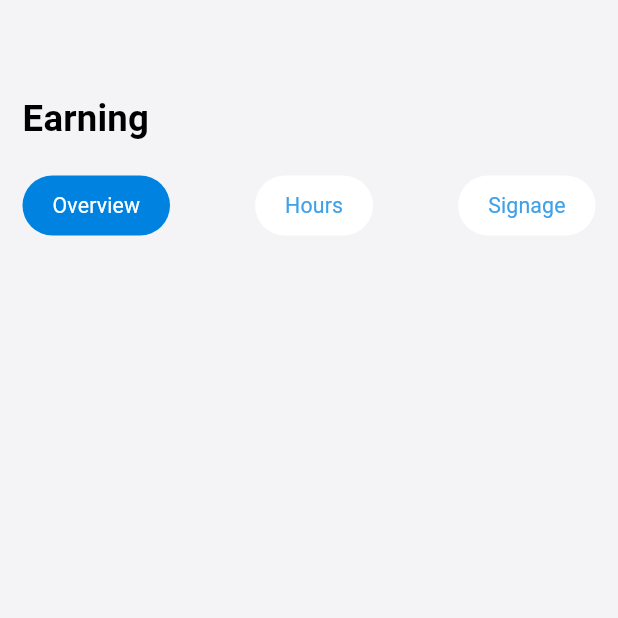
After one commit to sohanthink/cenith-merchant, a Flutter app: the EarningView screen opened directly, on a phone screen of 412 x 824 dp, the top half of it. The commit adds this screen. Run offline on Flutter 3.47's test engine with Material 3 defaults, Android fonts, the phone set to English and light mode, and no system bars; our stand-ins replace flutter_screenutil, flutter_svg, get, intl_phone_field, table_calendar; missing offline and left inert: mobile_scanner; project files that could hold a hidden picture were left out.

Commit message:
fix some bugs

```diff
--- /dev/null
+++ b/lib/features/earnings/view/earning_view.dart
@@ -0,0 +1,74 @@
+import 'package:cenith_marchent/features/earnings/view/overview.dart';
+import 'package:flutter/material.dart';
+
+import '../../../core/constants/app_colors.dart';
+import '../../../core/theme/text_theme.dart';
+class EarningView extends StatefulWidget {
+  const EarningView({super.key});
+
+  @override
+  State<EarningView> createState() => _EarningViewState();
+}
+
+class _EarningViewState extends State<EarningView> {
+  int selectedIndex = 0;
+  List<Widget>tabs =[Overview()];
+  @override
+  Widget build(BuildContext context) {
+    return Scaffold(
+      backgroundColor: AppColors.scaffoldColor,
+      body: Padding(
+        padding: const EdgeInsets.symmetric(horizontal: 15),
+        child: Column(
+          crossAxisAlignment: CrossAxisAlignment.start,
+          children: [
+            SizedBox(height: 60,),
+            Text('Earning',style: fontSize24(context)!.copyWith(color: Colors.black,fontWeight: FontWeight.w600),),
+            SizedBox(height: 20,),
+            buildMenuSection(context),
+            SizedBox(height: 20,),
+
+          ],
+        ),
+      ),
+    );
+  }
+  Widget buildMenuSection(BuildContext context) {
+    return Row(
+      mainAxisAlignment: MainAxisAlignment.spaceBetween,
+      children: ['Overview', 'Hours', 'Signage'].asMap().entries.map((
+          item,
+          ) {
+        return GestureDetector(
+          onTap: () {
+            selectedIndex = item.key;
+            //TODO: remove the setState when fetch the api
+            setState(() {});
+          },
+          child: Container(
+            decoration: BoxDecoration(
+              color: item.key == selectedIndex
+                  ? AppColors.themColor
+                  : Colors.white,
+              borderRadius: BorderRadius.circular(20),
+            ),
+            child: Padding(
+              padding: const EdgeInsets.symmetric(
+                horizontal: 20,
+                vertical: 10,
+              ),
+              child: Text(
+                item.value,
+                style: fontSize14(context)!.copyWith(
+                  color: item.key == selectedIndex
+                      ? Colors.white
+                      : null,
+                ),
+              ),
+            ),
+          ),
+        );
+      }).toList(),
+    );
+  }
+}
--- /dev/null
+++ b/lib/features/earnings/view/overview.dart
@@ -0,0 +1,16 @@
+import 'package:flutter/material.dart';
+class Overview extends StatefulWidget {
+  const Overview({super.key});
+
+  @override
+  State<Overview> createState() => _OverviewState();
+}
+
+class _OverviewState extends State<Overview> {
+  @override
+  Widget build(BuildContext context) {
+    return Scaffold(
+
+    );
+  }
+}
--- a/lib/features/main_bottom_nav/view_model/main_bottm_nav_view_model.dart
+++ b/lib/features/main_bottom_nav/view_model/main_bottm_nav_view_model.dart
@@ -1,10 +1,10 @@
 import 'package:cenith_marchent/core/constants/asstes_path/icons_path.dart';
 import 'package:cenith_marchent/features/booking/view/booking_view.dart';
 import 'package:cenith_marchent/features/home/view/home_view.dart';
-import 'package:cenith_marchent/features/more/view/profile_view.dart';
+import 'package:cenith_marchent/features/store/view/storeview.dart';
 import 'package:flutter/material.dart';
 import 'package:get/get.dart';
-
+import '../../earnings/view/earning_view.dart';
 import '../widgets/custom_nav_bar.dart';
 
 class MainBottomNavViewModel extends GetxController {
@@ -33,7 +33,13 @@ class MainBottomNavViewModel extends GetxController {
     ),
   ];
 
-  List<Widget> screens = [HomeView(), BookingView(), HomeView(), HomeView(),ProfileView()];
+  List<Widget> screens = [
+    HomeView(),
+    BookingView(),
+    StoreView(),
+    EarningView(),
+    HomeView(),
+  ];
 
   onchange(int index) {
     selectedIndex = index;
--- a/lib/features/main_bottom_nav/widgets/custom_nav_bar.dart
+++ b/lib/features/main_bottom_nav/widgets/custom_nav_bar.dart
@@ -33,6 +33,9 @@ class CustomNavBar extends StatelessWidget {
         children: destinations.asMap().entries.map((item) {
           return GestureDetector(
             onTap: () => onDestinationSelected(item.key),
+            child: Container(
+              color: Colors.white,
+              padding: EdgeInsets.all(10),
               child: Column(
                 mainAxisAlignment: MainAxisAlignment.center,
                 crossAxisAlignment: CrossAxisAlignment.center,
@@ -66,6 +69,7 @@ class CustomNavBar extends StatelessWidget {
                       : SizedBox.shrink(),
                 ],
               ),
+            ),
           );
         }).toList(),
       ),
--- a/lib/features/store/view/over_view.dart
+++ b/lib/features/store/view/overview.dart
@@ -4,18 +4,17 @@ import 'package:cenith_marchent/features/common/contact_support_text.dart';
 import 'package:flutter/material.dart';
 import 'package:flutter_screenutil/flutter_screenutil.dart';
 import 'package:flutter_svg/flutter_svg.dart';
-import 'package:hive/hive.dart';
 import '../../../core/constants/app_colors.dart';
 import '../../../core/theme/text_theme.dart';
 
-class OverView extends StatefulWidget {
-  const OverView({super.key});
+class Overview extends StatefulWidget {
+  const Overview({super.key});
 
   @override
-  State<OverView> createState() => _OverViewState();
+  State<Overview> createState() => _OverviewState();
 }
 
-class _OverViewState extends State<OverView> {
+class _OverviewState extends State<Overview> {
   @override
   Widget build(BuildContext context) {
     return SingleChildScrollView(
--- a/lib/features/store/view/store_view.dart
+++ b/lib/features/store/view/storeview.dart
@@ -1,6 +1,7 @@
 import 'package:cenith_marchent/core/constants/app_colors.dart';
 import 'package:cenith_marchent/core/theme/text_theme.dart';
-import 'package:cenith_marchent/features/store/view/over_view.dart';
+import 'package:cenith_marchent/features/blank_screen.dart';
+import 'package:cenith_marchent/features/store/view/overview.dart';
 import 'package:flutter/material.dart';
 
 class StoreView extends StatefulWidget {
@@ -13,7 +14,7 @@ class StoreView extends StatefulWidget {
 class _StoreViewState extends State<StoreView> {
   //TODO: will be managed from view model
   int selectedIndex = 0;
-  List<Widget> tabs =  [OverView(),OverView(),OverView()];
+  List<Widget> tabs =  [Overview(),BlankScreen(),BlankScreen()];
 
   @override
   Widget build(BuildContext context) {
```
Also changed, not shown: lib/features/blank_screen.dart (added, +14 -0 lines), lib/features/home/view/home_view.dart (+21 -10 lines). Lines whose indentation alone changed are shown as unchanged.
